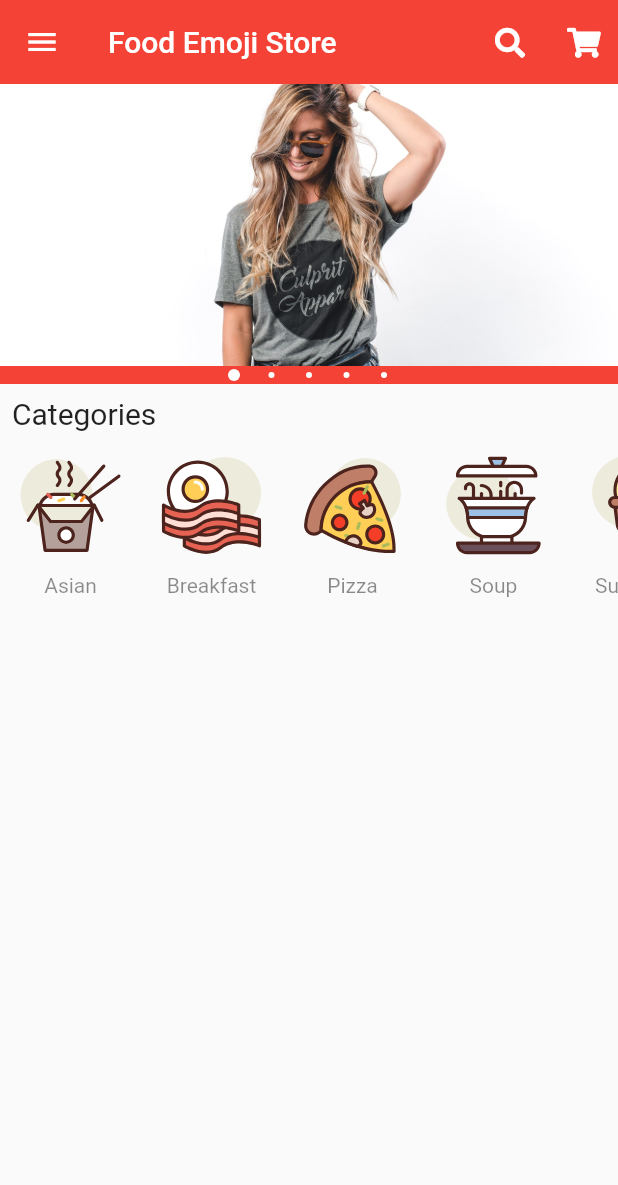
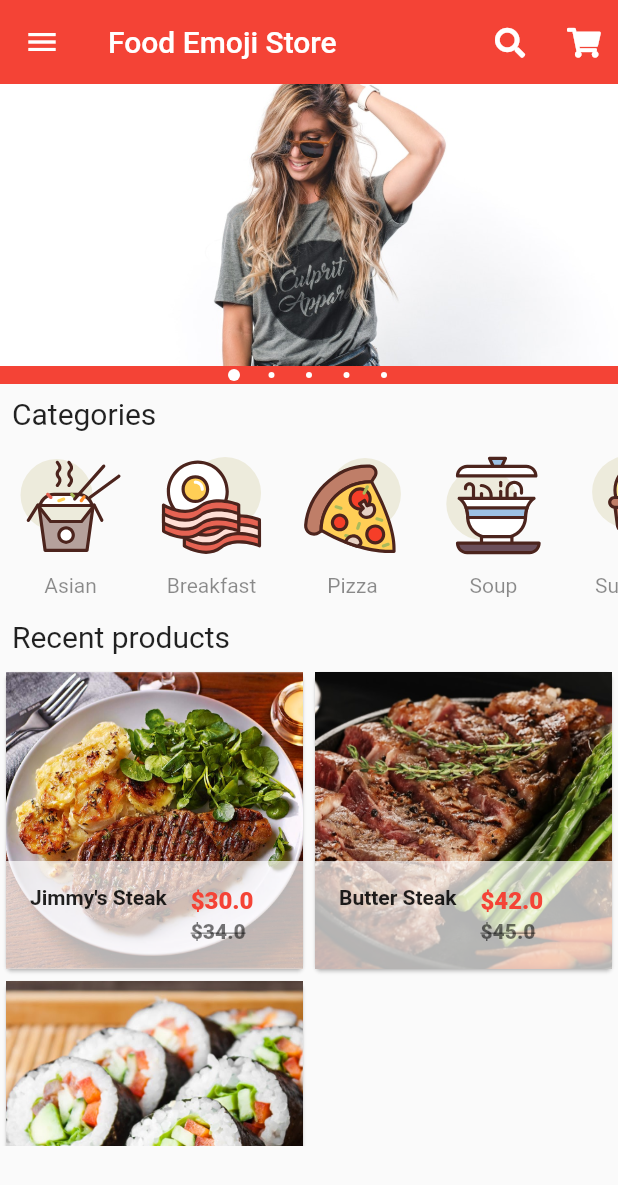
Before and after one commit to Guilherme-Farias/all-food, a Flutter app: the screen it shows after launch, on a phone screen of 412 x 824 dp. Shown: the top 1185 px of the screen. Run offline on Flutter 3.47's test engine with Material 2 defaults, Android fonts, the phone set to English and light mode, and no system bars; drawn by our look-alikes of carousel_pro; our stand-ins replace flutter_svg, font_awesome_flutter.

Commit message:
Adding a grid of recent products

```diff
--- /dev/null
+++ b/lib/components/recent_products_grid_view.dart
@@ -0,0 +1,113 @@
+import 'package:flutter/material.dart';
+
+class RecentProductsGridView extends StatefulWidget {
+  @override
+  RecentProductsGridViewState createState() => RecentProductsGridViewState();
+}
+
+class RecentProductsGridViewState extends State<RecentProductsGridView> {
+  var productList = [
+    {
+      'name': 'Jimmy\'s Steak',
+      'imgPath': 'assets/foods/food5.jpg',
+      'oldPrice': 34.00,
+      'price': 30.0,
+    },
+    {
+      'name': 'Butter Steak',
+      'imgPath': 'assets/foods/food6.jpg',
+      'oldPrice': 45.00,
+      'price': 42.0,
+    },
+    {
+      'name': 'Sushi',
+      'imgPath': 'assets/foods/food7.jpg',
+      'oldPrice': 10.00,
+      'price': 7.0,
+    },
+  ];
+  @override
+  Widget build(BuildContext context) {
+    return Container(
+      child: Column(
+        crossAxisAlignment: CrossAxisAlignment.start,
+        children: [
+          Padding(
+            padding: EdgeInsets.all(8.0),
+            child: Text(
+              'Recent products',
+              style: TextStyle(fontSize: 20),
+            ),
+          ),
+          Container(
+            height: 320,
+            child: GridView.builder(
+              itemCount: productList.length,
+              gridDelegate:
+                  SliverGridDelegateWithFixedCrossAxisCount(crossAxisCount: 2),
+              itemBuilder: (context, index) {
+                return ProductCard(
+                  productList[index]['name'],
+                  productList[index]['imgPath'],
+                  productList[index]['oldPrice'],
+                  productList[index]['price'],
+                );
+              },
+            ),
+          )
+        ],
+      ),
+    );
+  }
+}
+
+class ProductCard extends StatelessWidget {
+  final name;
+  final imgPath;
+  final oldPrice;
+  final price;
+
+  const ProductCard(this.name, this.imgPath, this.oldPrice, this.price);
+
+  @override
+  Widget build(BuildContext context) {
+    return Card(
+      child: Hero(
+          tag: name,
+          child: Material(
+            child: InkWell(
+              onTap: () {},
+              child: GridTile(
+                footer: Container(
+                  color: Colors.white70,
+                  child: ListTile(
+                    title: Text(
+                      '\$$price',
+                      style: TextStyle(
+                          fontWeight: FontWeight.w800, color: Colors.red),
+                    ),
+                    subtitle: Text(
+                      '\$$oldPrice',
+                      style: TextStyle(
+                          fontWeight: FontWeight.w800,
+                          color: Colors.black54,
+                          decoration: TextDecoration.lineThrough),
+                    ),
+                    leading: Text(
+                      name,
+                      style: TextStyle(
+                        fontWeight: FontWeight.bold,
+                      ),
+                    ),
+                  ),
+                ),
+                child: Image.asset(
+                  imgPath,
+                  fit: BoxFit.cover,
+                ),
+              ),
+            ),
+          )),
+    );
+  }
+}
--- a/lib/screens/home.dart
+++ b/lib/screens/home.dart
@@ -1,4 +1,5 @@
 import 'package:FoodUI/components/categories_list_view.dart';
+import 'package:FoodUI/components/recent_products_grid_view.dart';
 import 'package:FoodUI/models/user.dart';
 import 'package:carousel_pro/carousel_pro.dart';
 import 'package:flutter/material.dart';
@@ -113,7 +114,11 @@ class _HomePageState extends State<HomePage> {
         ),
       ),
       body: ListView(
-        children: [imageCarousel, CategoriesListView()],
+        children: [
+          imageCarousel,
+          CategoriesListView(),
+          RecentProductsGridView(),
+        ],
       ),
     );
   }
--- a/pubspec.yaml
+++ b/pubspec.yaml
@@ -52,6 +52,7 @@ flutter:
   assets:
     - assets/
     - assets/categories/
+    - assets/foods/
 
   # An image asset can refer to one or more resolution-specific "variants", see
   # https://flutter.dev/assets-and-images/#resolution-aware.
```
